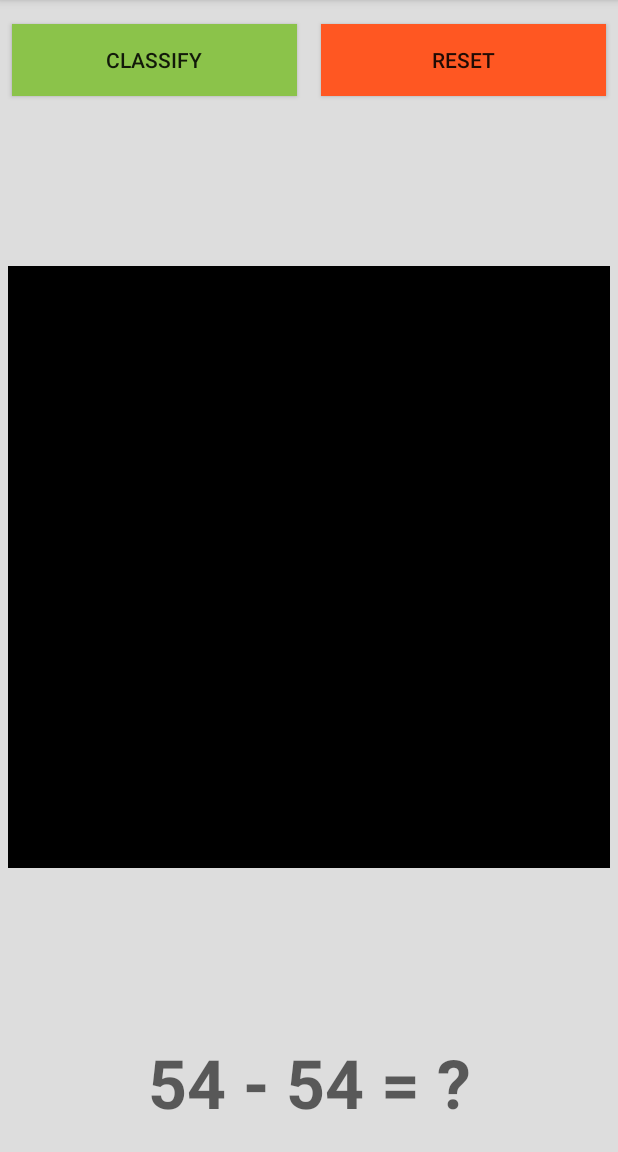
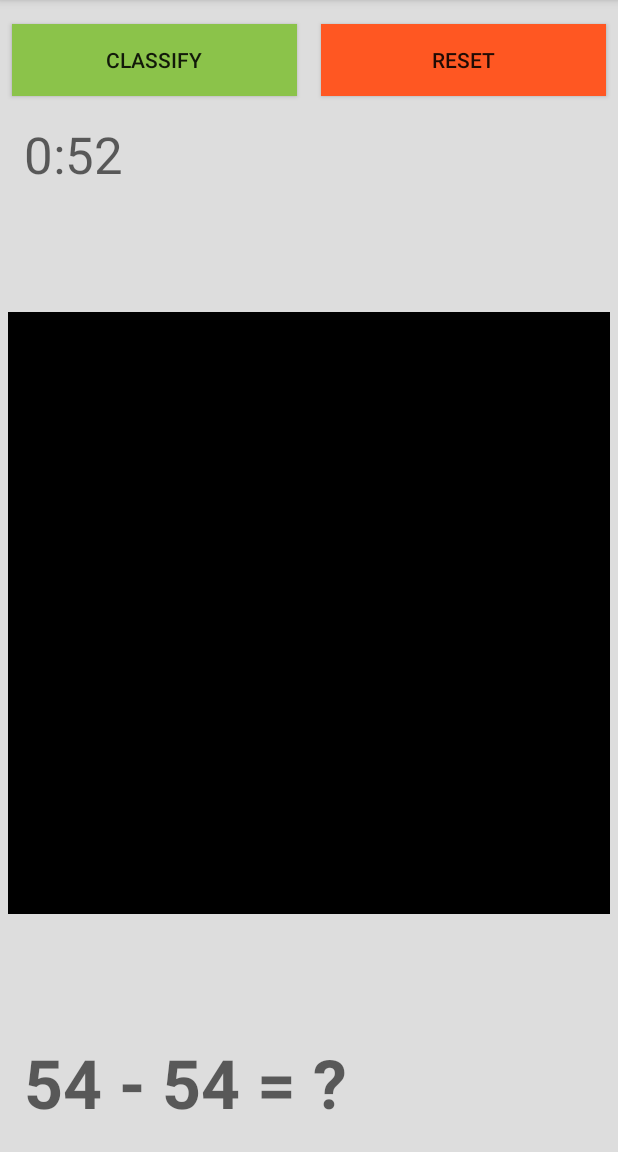
Before and after one commit to Abhiek187/MiniBrainAge, an Android app: the screen it shows after launch (MainActivity), on a phone screen of 412 x 824 dp, the part 84-1236 px from its top. Run offline under Robolectric (Android 15) with nearby library versions, the light colour scheme and no system bars; libraries missing offline, so code that uses them is left out: org.tensorflow.lite; network calls fail.

Commit message:
Score player for drawing the right number & start timer

```diff
--- a/app/src/main/java/com/example/minibrainage/MainActivity.kt
+++ b/app/src/main/java/com/example/minibrainage/MainActivity.kt
@@ -1,17 +1,30 @@
 package com.example.minibrainage
 
 import android.graphics.Color
+import android.os.Bundle
+import android.os.CountDownTimer
+import android.view.View
+import android.widget.TextView
+import android.widget.Toast
 import androidx.appcompat.app.AppCompatActivity
-import android.os.Bundle
-import android.view.View
-import android.widget.Toast
 import androidx.constraintlayout.widget.ConstraintSet
 import androidx.core.view.drawToBitmap
 import com.example.minibrainage.databinding.ActivityMainBinding
+import kotlin.math.floor
+import kotlin.math.roundToInt
 
 class MainActivity : AppCompatActivity() {
     private var answer = 0
     private val digitClassifier = DigitClassifier(this)
+    private lateinit var textViewScore: TextView
+    private lateinit var textViewMath: TextView
+
+    // Connect the score variable to its corresponding TextView
+    private var score = 0
+        set(value) {
+            field = value
+            textViewScore.text = getString(R.string.score, value)
+        }
 
     override fun onCreate(savedInstanceState: Bundle?) {
         super.onCreate(savedInstanceState)
@@ -22,10 +35,13 @@ class MainActivity : AppCompatActivity() {
         val layoutPage = binding.layoutPage
         val buttonClassify = binding.buttonClassify
         val buttonReset = binding.buttonReset
-        val textViewMath = binding.textViewMath
+        val textViewTimer = binding.textViewTimer
+        textViewScore = binding.textViewScore
+        textViewMath = binding.textViewMath
+        val imageViewCheck = binding.imageViewCheck
 
         // Generate a random math equation to solve
-        textViewMath.text = generateRandomEquation()
+        generateRandomEquation()
 
         // Add CanvasView to ConstraintLayout
         val canvasView = CanvasView(this)
@@ -40,10 +56,28 @@ class MainActivity : AppCompatActivity() {
         constraintSet.constrainWidth(canvasView.id, 0)
         constraintSet.constrainHeight(canvasView.id, 0)
         // Put view in the middle of the screen
-        constraintSet.connect(canvasView.id, ConstraintSet.START, layoutPage.id, ConstraintSet.START, 8)
+        constraintSet.connect(
+            canvasView.id,
+            ConstraintSet.START,
+            layoutPage.id,
+            ConstraintSet.START,
+            8
+        )
         constraintSet.connect(canvasView.id, ConstraintSet.END, layoutPage.id, ConstraintSet.END, 8)
-        constraintSet.connect(canvasView.id, ConstraintSet.TOP, buttonClassify.id, ConstraintSet.BOTTOM, 8)
-        constraintSet.connect(canvasView.id, ConstraintSet.BOTTOM, textViewMath.id, ConstraintSet.TOP, 8)
+        constraintSet.connect(
+            canvasView.id,
+            ConstraintSet.TOP,
+            textViewTimer.id,
+            ConstraintSet.BOTTOM,
+            8
+        )
+        constraintSet.connect(
+            canvasView.id,
+            ConstraintSet.BOTTOM,
+            textViewMath.id,
+            ConstraintSet.TOP,
+            8
+        )
         // Make view a square
         constraintSet.setDimensionRatio(canvasView.id, "1:1")
         constraintSet.applyTo(layoutPage)
@@ -58,16 +92,42 @@ class MainActivity : AppCompatActivity() {
             if (digitClassifier.isInitialized) {
                 digitClassifier.classifyAsync(canvasView.drawToBitmap())
                     .addOnSuccessListener { result ->
-                        Toast.makeText(this, "$result The correct answer is $answer.",
-                            Toast.LENGTH_LONG).show()
+                        val (num1, conf1) = result[0]
+                        val (num2, conf2) = result[1]
+
+                        when {
+                            // 2 points for the best answer, 1 point for the 2nd best answer
+                            num1 == answer -> {
+                                score += 2
+                                imageViewCheck.setImageResource(android.R.drawable.checkbox_on_background)
+                                imageViewCheck.contentDescription = getString(R.string.correct)
+                            }
+                            num2 == answer -> {
+                                score++
+                                imageViewCheck.setImageResource(android.R.drawable.checkbox_on_background)
+                                imageViewCheck.contentDescription = getString(R.string.correct)
+                            }
+                            else -> {
+                                imageViewCheck.setImageResource(android.R.drawable.ic_delete)
+                                imageViewCheck.contentDescription = getString(R.string.wrong)
+                            }
+                        }
+
+                        imageViewCheck.visibility = View.VISIBLE
+                        // See exact classification results (for debugging purposes)
+                        val confStr1 = String.format("%.2f", conf1 * 100)
+                        val confStr2 = String.format("%.2f", conf2 * 100)
+                        println("That's either $num1 ($confStr1%) or $num2 ($confStr2%).")
                         // Clear the canvas
                         canvasView.clear()
                         // Generate a new equation
-                        textViewMath.text = generateRandomEquation()
+                        generateRandomEquation()
                     }
                     .addOnFailureListener { err ->
-                        Toast.makeText(this,"Couldn't classify drawing: ${err.localizedMessage}",
-                            Toast.LENGTH_SHORT).show()
+                        Toast.makeText(
+                            this, "Couldn't classify drawing: ${err.localizedMessage}",
+                            Toast.LENGTH_SHORT
+                        ).show()
                     }
             }
         }
@@ -76,8 +136,24 @@ class MainActivity : AppCompatActivity() {
             // Clear the canvas
             canvasView.clear()
             // Generate a new equation
-            textViewMath.text = generateRandomEquation()
+            generateRandomEquation()
         }
+
+        // Create a 1-minute timer
+        val timer = object: CountDownTimer(60000, 1000) {
+            override fun onTick(msRemain: Long) {
+                val seconds = floor(msRemain / 1000.0).roundToInt()
+                val minutes = seconds / 60
+                textViewTimer.text = String.format("%01d:%02d", minutes, seconds)
+            }
+
+            override fun onFinish() {
+                Toast.makeText(applicationContext, "Time's up!", Toast.LENGTH_SHORT).show()
+                textViewTimer.text = String.format("0:00")
+            }
+        }
+
+        timer.start()
     }
 
     override fun onDestroy() {
@@ -85,7 +161,7 @@ class MainActivity : AppCompatActivity() {
         super.onDestroy()
     }
 
-    private fun generateRandomEquation(): String {
+    private fun generateRandomEquation() {
         /* Start with an equation: a op b = c,
          * where a is in [-99, 99], op is in {+, -, *}, and b is in [0, 9].
          * Then apply the opposite op (oop) to get the following equation: b = c oop a.
@@ -96,21 +172,29 @@ class MainActivity : AppCompatActivity() {
         answer = (0..9).random() // 0-9
         val c: Int
 
-        return when ((0..2).random()) {
+        textViewMath.text = when ((0..2).random()) {
             0 -> {
                 // op = '+'
                 c = a + answer
-                "$c ${if (a >= 0) "- $a" else "+ ${-a}"} = ?"
+                if (a >= 0) {
+                    getString(R.string.equation, c, '-', a, '?')
+                } else {
+                    getString(R.string.equation, c, '+', -a, '?')
+                }
             }
             1 -> {
                 // op = '-'
                 c = a - answer
-                "$a ${if (c >= 0) "- $c" else "+ ${-c}"} = ?"
+                if (c >= 0) {
+                    getString(R.string.equation, a, '-', c, '?')
+                } else {
+                    getString(R.string.equation, a, '+', -c, '?')
+                }
             }
             else -> {
                 // op = '*'
                 c = a * answer
-                "$c / $a = ?"
+                getString(R.string.equation, c, '/', a, '?')
             }
         }
     }
--- a/app/src/main/res/layout/activity_main.xml
+++ b/app/src/main/res/layout/activity_main.xml
@@ -34,15 +34,48 @@
         app:layout_constraintStart_toEndOf="@+id/buttonClassify" />
 
     <TextView
+        android:id="@+id/textViewTimer"
+        android:layout_width="wrap_content"
+        android:layout_height="wrap_content"
+        android:layout_marginStart="16dp"
+        android:layout_marginTop="16dp"
+        android:textAppearance="@style/TextAppearance.AppCompat.Display1"
+        app:layout_constraintStart_toStartOf="parent"
+        app:layout_constraintTop_toBottomOf="@+id/buttonClassify"
+        tools:text="Time: 1:00" />
+
+    <TextView
+        android:id="@+id/textViewScore"
+        android:layout_width="wrap_content"
+        android:layout_height="wrap_content"
+        android:layout_marginEnd="16dp"
+        android:textAppearance="@style/TextAppearance.AppCompat.Display1"
+        app:layout_constraintBaseline_toBaselineOf="@+id/textViewTimer"
+        app:layout_constraintEnd_toEndOf="parent"
+        tools:text="Score: 0" />
+
+    <TextView
         android:id="@+id/textViewMath"
         android:layout_width="wrap_content"
         android:layout_height="wrap_content"
+        android:layout_marginStart="16dp"
         android:layout_marginBottom="16dp"
         android:textAppearance="@style/TextAppearance.AppCompat.Display2"
         android:textStyle="bold"
         app:layout_constraintBottom_toBottomOf="parent"
-        app:layout_constraintEnd_toEndOf="parent"
         app:layout_constraintStart_toStartOf="parent"
         tools:text="72 / 9 = ?" />
 
+    <ImageView
+        android:id="@+id/imageViewCheck"
+        android:layout_width="60dp"
+        android:layout_height="60dp"
+        android:layout_marginEnd="16dp"
+        android:layout_marginBottom="16dp"
+        android:contentDescription="@string/correct"
+        android:visibility="invisible"
+        app:layout_constraintBottom_toBottomOf="parent"
+        app:layout_constraintEnd_toEndOf="parent"
+        app:srcCompat="@android:drawable/checkbox_on_background" />
+
 </androidx.constraintlayout.widget.ConstraintLayout>
--- a/app/src/main/res/values/strings.xml
+++ b/app/src/main/res/values/strings.xml
@@ -2,4 +2,8 @@
     <string name="app_name">Mini Brain Age</string>
     <string name="button_classify">Classify</string>
     <string name="button_reset">Reset</string>
+    <string name="score">Score: %1$d</string>
+    <string name="equation">%1$d %2$s %3$d = %4$s</string>
+    <string name="correct">Correct</string>
+    <string name="wrong">Wrong</string>
 </resources>
```
Also changed, not shown: app/src/main/java/com/example/minibrainage/DigitClassifier.kt (+5 -9 lines).
